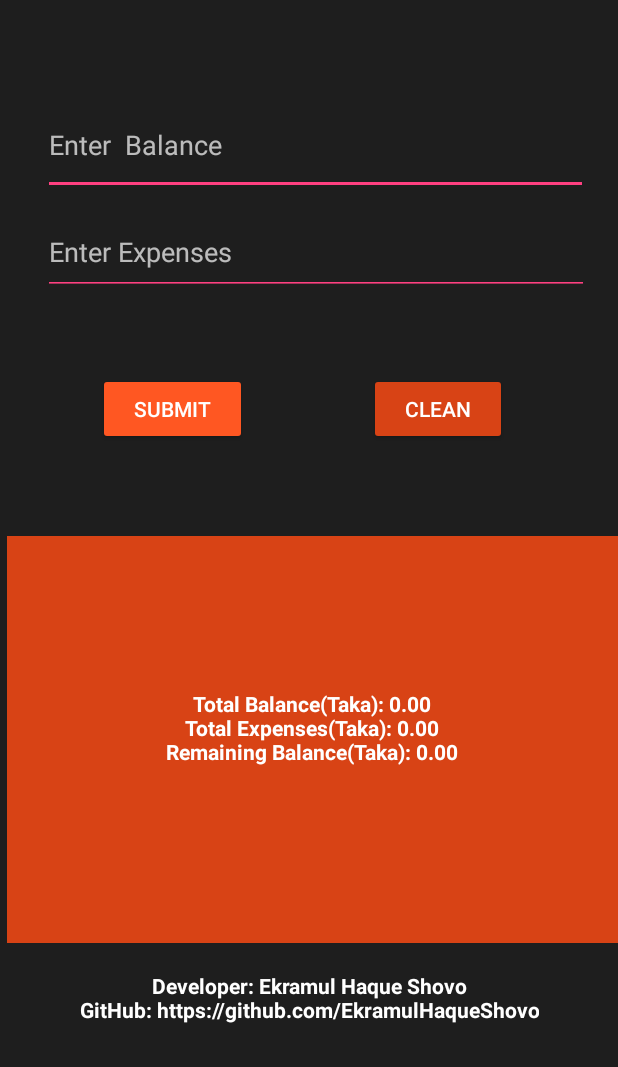
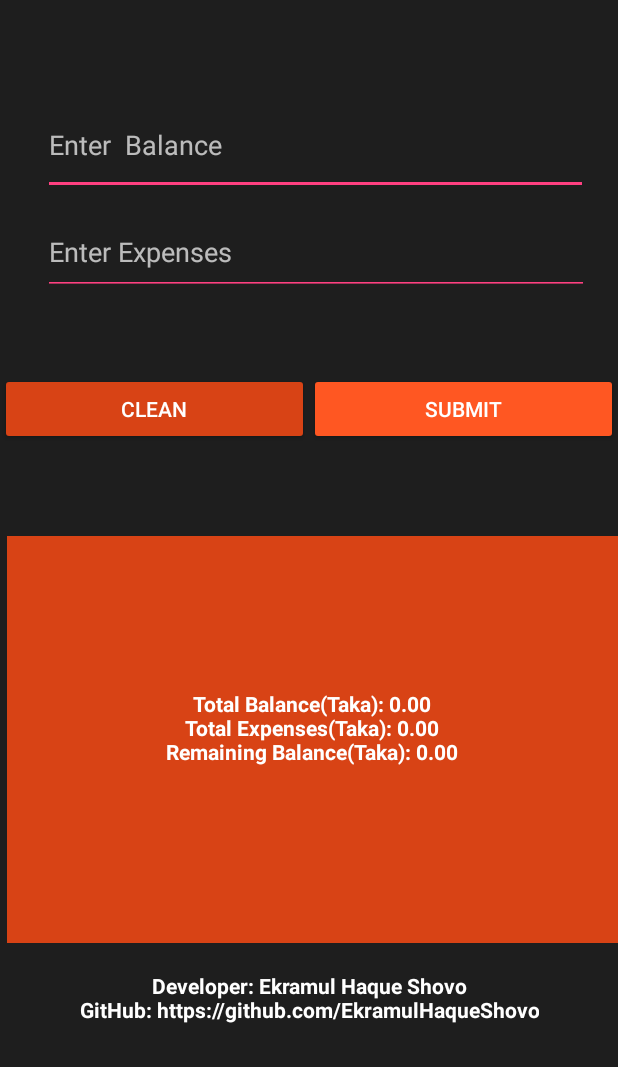
Before and after one commit to EkramulHaqueShovo/ExpenseTracker-Android-Application-, an Android app: the screen it shows after launch (MainActivity), on a phone screen of 412 x 824 dp, the part 169-1236 px from its top. Run offline under Robolectric (Android 15) with nearby library versions, the phone set to English and light mode, and no system bars.

Commit message:
update ui

```diff
--- a/app/src/main/res/layout/activity_main.xml
+++ b/app/src/main/res/layout/activity_main.xml
@@ -57,35 +57,34 @@
         app:layout_constraintTop_toTopOf="parent"
         app:layout_constraintVertical_bias="0.329" />
 
-    <Button
-        android:id="@+id/cleanButton"
-        style="@style/Widget.AppCompat.Button.Colored"
-        android:layout_width="wrap_content"
-        android:layout_height="wrap_content"
-        android:text="Clean"
-        android:textColor="@color/white"
-        app:backgroundTint="@color/colorPrimaryDark"
-        app:layout_constraintBottom_toBottomOf="parent"
-        app:layout_constraintEnd_toEndOf="parent"
-        app:layout_constraintHorizontal_bias="0.522"
-        app:layout_constraintStart_toEndOf="@+id/button"
-        app:layout_constraintTop_toBottomOf="@+id/editTextText"
-        app:layout_constraintVertical_bias="0.111" />
+
 
     <Button
         android:id="@+id/button"
         style="@style/Widget.AppCompat.Button.Colored"
-        android:layout_width="wrap_content"
+        android:layout_width="0dp"
         android:layout_height="wrap_content"
         android:onClick="onSubmitButtonClick"
         android:text="@string/submit"
         android:textColor="@color/white"
         app:backgroundTint="@color/colorPrimary"
+        app:layout_constraintStart_toEndOf="@+id/cleanButton"
+        app:layout_constraintEnd_toEndOf="parent"
+        app:layout_constraintTop_toBottomOf="@+id/editTextText"
         app:layout_constraintBottom_toBottomOf="parent"
-        app:layout_constraintEnd_toEndOf="parent"
-        app:layout_constraintHorizontal_bias="0.208"
+        app:layout_constraintVertical_bias="0.111" />
+    <Button
+        android:id="@+id/cleanButton"
+        style="@style/Widget.AppCompat.Button.Colored"
+        android:layout_width="0dp"
+        android:layout_height="wrap_content"
+        android:text="Clean"
+        android:textColor="@color/white"
+        app:backgroundTint="@color/colorPrimaryDark"
         app:layout_constraintStart_toStartOf="parent"
+        app:layout_constraintEnd_toStartOf="@+id/button"
         app:layout_constraintTop_toBottomOf="@+id/editTextText"
+        app:layout_constraintBottom_toBottomOf="parent"
         app:layout_constraintVertical_bias="0.111" />
 
     <TextView
```
